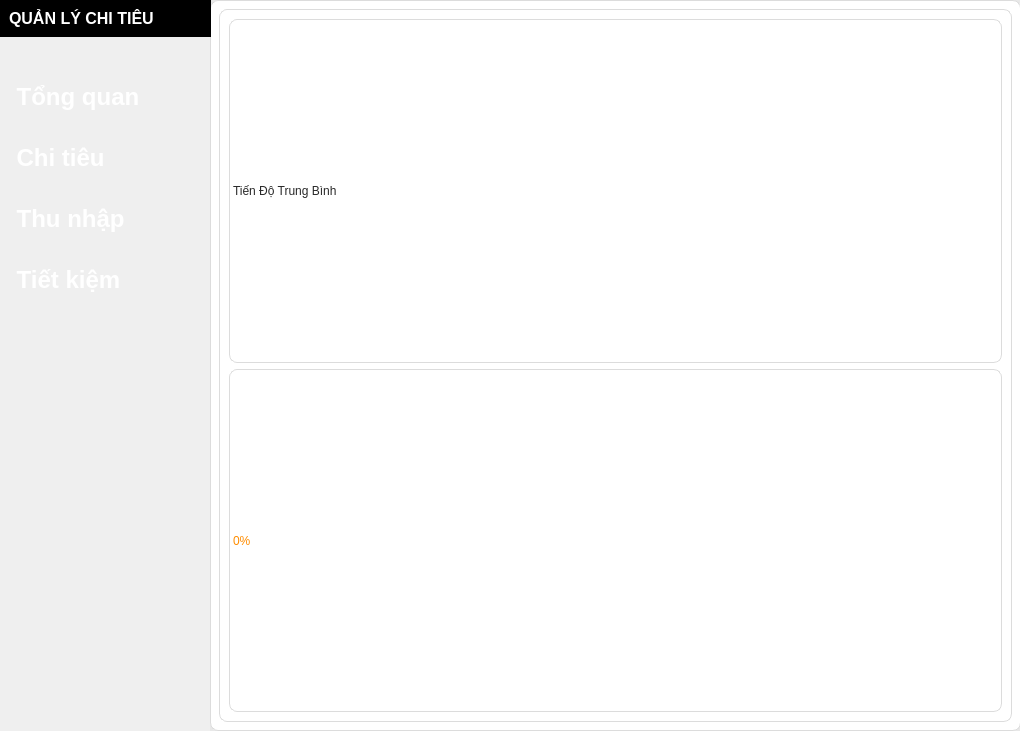
First picture: the form in dashboard.ui, repository nmchien1106/PBL2_MONEYTRACKER, before the edit.
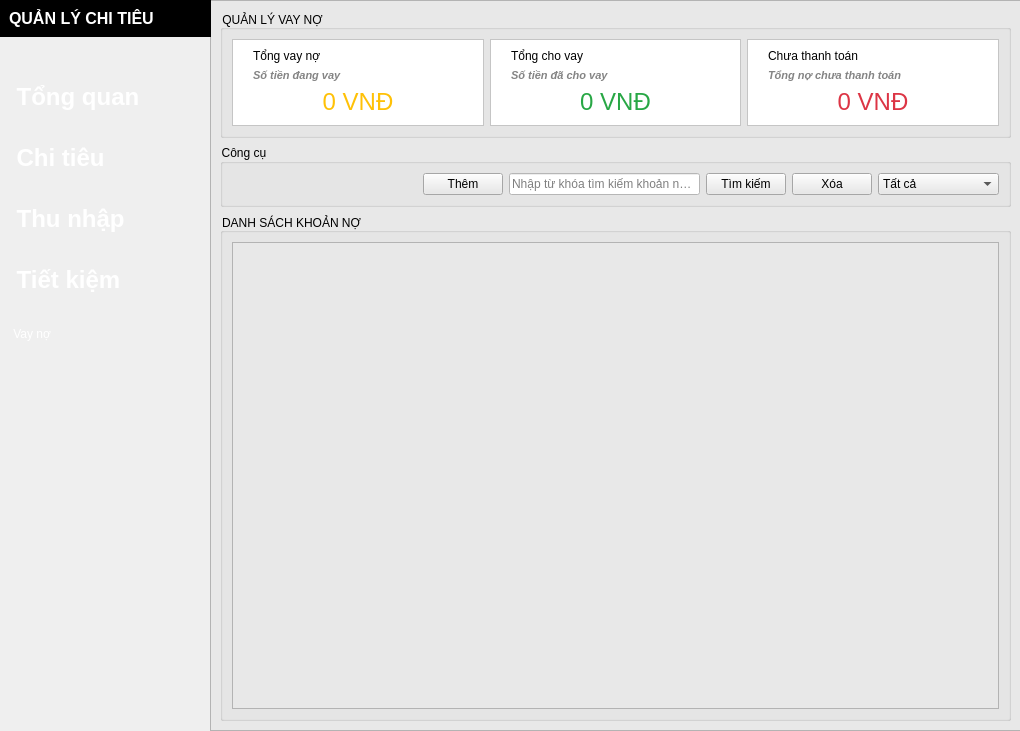
Second picture: the form after the edit. The open tabs and pages were chosen to show the change. Icons and pictures are not drawn.

Patch:
```diff
--- a/dashboard.ui
+++ b/dashboard.ui
@@ -944,46 +944,425 @@
       </item>
      </layout>
     </widget>
-    <widget class="QWidget" name="Dept_2">
-     <property name="styleSheet">
-      <string notr="true">
-	background-color: rgb(255, 255, 255);
-	border-radius: 8px;
-	border: 1px solid rgb(220, 220, 220);
-      </string>
+    <widget class="QWidget" name="Debt_Page">
+     <property name="sizePolicy">
+      <sizepolicy hsizetype="Expanding" vsizetype="Expanding">
+       <horstretch>0</horstretch>
+       <verstretch>0</verstretch>
+      </sizepolicy>
      </property>
-     <layout class="QVBoxLayout" name="deptLayout">
-      <item>
-       <widget class="QFrame" name="progressFrame">
-        <property name="styleSheet">
-         <string notr="true">
-	  background-color: rgb(255, 255, 255);
-	  border-radius: 8px;
-	  border: 1px solid rgb(220, 220, 220);
-         </string>
-        </property>
+     <layout class="QGridLayout" name="gridLayout_debt">
+      <property name="leftMargin">
+       <number>0</number>
+      </property>
+      <property name="topMargin">
+       <number>0</number>
+      </property>
+      <property name="rightMargin">
+       <number>0</number>
+      </property>
+      <property name="bottomMargin">
+       <number>0</number>
+      </property>
+      <item row="0" column="0">
+       <widget class="QFrame" name="debtMainFrame">
         <property name="frameShape">
          <enum>QFrame::Shape::StyledPanel</enum>
         </property>
-        <layout class="QVBoxLayout" name="progressLayout">
+        <property name="frameShadow">
+         <enum>QFrame::Shadow::Raised</enum>
+        </property>
+        <layout class="QVBoxLayout" name="debtVerticalLayout">
          <item>
-          <widget class="QLabel" name="progressTitle">
+          <widget class="QGroupBox" name="debtStatsGroup">
+           <property name="sizePolicy">
+            <sizepolicy hsizetype="Preferred" vsizetype="Preferred">
+             <horstretch>0</horstretch>
+             <verstretch>0</verstretch>
+            </sizepolicy>
+           </property>
+           <property name="minimumSize">
+            <size>
+             <width>0</width>
+             <height>0</height>
+            </size>
+           </property>
+           <property name="maximumSize">
+            <size>
+             <width>16777215</width>
+             <height>200</height>
+            </size>
+           </property>
            <property name="styleSheet">
-            <string notr="true">font: 700 14pt &quot;Segoe UI&quot;; color: rgb(41, 41, 41);</string>
+            <string notr="true">font: 900 12pt &quot;Segoe UI&quot;;</string>
            </property>
-           <property name="text">
-            <string>Tiến Độ Trung Bình</string>
+           <property name="title">
+            <string>QUẢN LÝ VAY NỢ</string>
            </property>
+           <layout class="QHBoxLayout" name="debtStatsLayout">
+            <item>
+             <widget class="QFrame" name="totalBorrowedFrame">
+              <property name="styleSheet">
+               <string notr="true">background-color: rgb(255, 255, 255);</string>
+              </property>
+              <property name="frameShape">
+               <enum>QFrame::Shape::StyledPanel</enum>
+              </property>
+              <property name="frameShadow">
+               <enum>QFrame::Shadow::Raised</enum>
+              </property>
+              <layout class="QVBoxLayout" name="borrowedLayout">
+               <property name="leftMargin">
+                <number>20</number>
+               </property>
+               <property name="rightMargin">
+                <number>20</number>
+               </property>
+               <item>
+                <widget class="QLabel" name="borrowedTitleLabel">
+                 <property name="sizePolicy">
+                  <sizepolicy hsizetype="Preferred" vsizetype="Maximum">
+                   <horstretch>0</horstretch>
+                   <verstretch>0</verstretch>
+                  </sizepolicy>
+                 </property>
+                 <property name="text">
+                  <string>Tổng vay nợ</string>
+                 </property>
+                </widget>
+               </item>
+               <item>
+                <widget class="QLabel" name="borrowedSubtitleLabel">
+                 <property name="sizePolicy">
+                  <sizepolicy hsizetype="Preferred" vsizetype="Maximum">
+                   <horstretch>0</horstretch>
+                   <verstretch>0</verstretch>
+                  </sizepolicy>
+                 </property>
+                 <property name="text">
+                  <string>&lt;html&gt;&lt;head/&gt;&lt;body&gt;&lt;p&gt;&lt;span style=&quot; font-size:8pt; font-weight:700; font-style:italic; color:#848484;&quot;&gt;Số tiền đang vay&lt;/span&gt;&lt;/p&gt;&lt;/body&gt;&lt;/html&gt;</string>
+                 </property>
+                </widget>
+               </item>
+               <item>
+                <widget class="QLabel" name="totalBorrowedLabel">
+                 <property name="text">
+                  <string>&lt;html&gt;&lt;head/&gt;&lt;body&gt;&lt;p&gt;&lt;span style=&quot; font-size:18pt; color:#ffc107;&quot;&gt;0 VNĐ&lt;/span&gt;&lt;/p&gt;&lt;/body&gt;&lt;/html&gt;</string>
+                 </property>
+                 <property name="alignment">
+                  <set>Qt::AlignmentFlag::AlignCenter</set>
+                 </property>
+                </widget>
+               </item>
+              </layout>
+             </widget>
+            </item>
+            <item>
+             <widget class="QFrame" name="totalLentFrame">
+              <property name="styleSheet">
+               <string notr="true">background-color: rgb(255, 255, 255);</string>
+              </property>
+              <property name="frameShape">
+               <enum>QFrame::Shape::StyledPanel</enum>
+              </property>
+              <property name="frameShadow">
+               <enum>QFrame::Shadow::Raised</enum>
+              </property>
+              <layout class="QVBoxLayout" name="lentLayout">
+               <property name="leftMargin">
+                <number>20</number>
+               </property>
+               <property name="rightMargin">
+                <number>20</number>
+               </property>
+               <item>
+                <widget class="QLabel" name="lentTitleLabel">
+                 <property name="sizePolicy">
+                  <sizepolicy hsizetype="Preferred" vsizetype="Maximum">
+                   <horstretch>0</horstretch>
+                   <verstretch>0</verstretch>
+                  </sizepolicy>
+                 </property>
+                 <property name="text">
+                  <string>Tổng cho vay</string>
+                 </property>
+                </widget>
+               </item>
+               <item>
+                <widget class="QLabel" name="lentSubtitleLabel">
+                 <property name="sizePolicy">
+                  <sizepolicy hsizetype="Preferred" vsizetype="Maximum">
+                   <horstretch>0</horstretch>
+                   <verstretch>0</verstretch>
+                  </sizepolicy>
+                 </property>
+                 <property name="text">
+                  <string>&lt;html&gt;&lt;head/&gt;&lt;body&gt;&lt;p&gt;&lt;span style=&quot; font-size:8pt; font-weight:700; font-style:italic; color:#848484;&quot;&gt;Số tiền đã cho vay&lt;/span&gt;&lt;/p&gt;&lt;/body&gt;&lt;/html&gt;</string>
+                 </property>
+                </widget>
+               </item>
+               <item>
+                <widget class="QLabel" name="totalLentLabel">
+                 <property name="text">
+                  <string>&lt;html&gt;&lt;head/&gt;&lt;body&gt;&lt;p&gt;&lt;span style=&quot; font-size:18pt; color:#28a745;&quot;&gt;0 VNĐ&lt;/span&gt;&lt;/p&gt;&lt;/body&gt;&lt;/html&gt;</string>
+                 </property>
+                 <property name="alignment">
+                  <set>Qt::AlignmentFlag::AlignCenter</set>
+                 </property>
+                </widget>
+               </item>
+              </layout>
+             </widget>
+            </item>
+            <item>
+             <widget class="QFrame" name="unpaidDebtFrame">
+              <property name="styleSheet">
+               <string notr="true">background-color: rgb(255, 255, 255);</string>
+              </property>
+              <property name="frameShape">
+               <enum>QFrame::Shape::StyledPanel</enum>
+              </property>
+              <property name="frameShadow">
+               <enum>QFrame::Shadow::Raised</enum>
+              </property>
+              <layout class="QVBoxLayout" name="unpaidLayout">
+               <property name="leftMargin">
+                <number>20</number>
+               </property>
+               <property name="rightMargin">
+                <number>20</number>
+               </property>
+               <item>
+                <widget class="QLabel" name="unpaidTitleLabel">
+                 <property name="sizePolicy">
+                  <sizepolicy hsizetype="Preferred" vsizetype="Maximum">
+                   <horstretch>0</horstretch>
+                   <verstretch>0</verstretch>
+                  </sizepolicy>
+                 </property>
+                 <property name="text">
+                  <string>Chưa thanh toán</string>
+                 </property>
+                </widget>
+               </item>
+               <item>
+                <widget class="QLabel" name="unpaidSubtitleLabel">
+                 <property name="sizePolicy">
+                  <sizepolicy hsizetype="Preferred" vsizetype="Maximum">
+                   <horstretch>0</horstretch>
+                   <verstretch>0</verstretch>
+                  </sizepolicy>
+                 </property>
+                 <property name="text">
+                  <string>&lt;html&gt;&lt;head/&gt;&lt;body&gt;&lt;p&gt;&lt;span style=&quot; font-size:8pt; font-weight:700; font-style:italic; color:#848484;&quot;&gt;Tổng nợ chưa thanh toán&lt;/span&gt;&lt;/p&gt;&lt;/body&gt;&lt;/html&gt;</string>
+                 </property>
+                </widget>
+               </item>
+               <item>
+                <widget class="QLabel" name="totalUnpaidLabel">
+                 <property name="text">
+                  <string>&lt;html&gt;&lt;head/&gt;&lt;body&gt;&lt;p&gt;&lt;span style=&quot; font-size:18pt; color:#dc3545;&quot;&gt;0 VNĐ&lt;/span&gt;&lt;/p&gt;&lt;/body&gt;&lt;/html&gt;</string>
+                 </property>
+                 <property name="alignment">
+                  <set>Qt::AlignmentFlag::AlignCenter</set>
+                 </property>
+                </widget>
+               </item>
+              </layout>
+             </widget>
+            </item>
+           </layout>
           </widget>
          </item>
          <item>
-          <widget class="QLabel" name="progressPercent">
+          <widget class="QGroupBox" name="debtToolsGroup">
            <property name="styleSheet">
-            <string notr="true">font: 700 24pt &quot;Segoe UI&quot;; color: rgb(255, 140, 0);</string>
+            <string notr="true">font: 900 12pt &quot;Segoe UI&quot;;</string>
            </property>
-           <property name="text">
-            <string>0%</string>
+           <property name="title">
+            <string>Công cụ</string>
            </property>
+           <layout class="QHBoxLayout" name="debtToolsLayout">
+            <item>
+             <spacer name="debtToolsSpacer">
+              <property name="orientation">
+               <enum>Qt::Orientation::Horizontal</enum>
+              </property>
+              <property name="sizeHint" stdset="0">
+               <size>
+                <width>40</width>
+                <height>20</height>
+               </size>
+              </property>
+             </spacer>
+            </item>
+            <item>
+             <widget class="QPushButton" name="addDebtButton">
+              <property name="sizePolicy">
+               <sizepolicy hsizetype="Fixed" vsizetype="Fixed">
+                <horstretch>0</horstretch>
+                <verstretch>0</verstretch>
+               </sizepolicy>
+              </property>
+              <property name="styleSheet">
+               <string notr="true">font: 12pt &quot;Segoe UI&quot;;</string>
+              </property>
+              <property name="text">
+               <string>Thêm</string>
+              </property>
+              <property name="icon">
+               <iconset resource="src.qrc">
+                <normaloff>:/img/src/add.png</normaloff>:/img/src/add.png</iconset>
+              </property>
+              <property name="iconSize">
+               <size>
+                <width>16</width>
+                <height>16</height>
+               </size>
+              </property>
+             </widget>
+            </item>
+            <item>
+             <widget class="QLineEdit" name="debtSearchInput">
+              <property name="styleSheet">
+               <string notr="true">background-color: rgb(255, 255, 255);</string>
+              </property>
+              <property name="placeholderText">
+               <string>Nhập từ khóa tìm kiếm khoản nợ...</string>
+              </property>
+             </widget>
+            </item>
+            <item>
+             <widget class="QPushButton" name="debtSearchButton">
+              <property name="sizePolicy">
+               <sizepolicy hsizetype="Fixed" vsizetype="Fixed">
+                <horstretch>0</horstretch>
+                <verstretch>0</verstretch>
+               </sizepolicy>
+              </property>
+              <property name="styleSheet">
+               <string notr="true">font: 12pt &quot;Segoe UI&quot;;</string>
+              </property>
+              <property name="text">
+               <string>Tìm kiếm</string>
+              </property>
+              <property name="icon">
+               <iconset>
+                <normaloff>:/img/src/search.png</normaloff>:/img/src/search.png</iconset>
+              </property>
+             </widget>
+            </item>
+            <item>
+             <widget class="QPushButton" name="debtClearButton">
+              <property name="sizePolicy">
+               <sizepolicy hsizetype="Fixed" vsizetype="Fixed">
+                <horstretch>0</horstretch>
+                <verstretch>0</verstretch>
+               </sizepolicy>
+              </property>
+              <property name="styleSheet">
+               <string notr="true">font: 12pt &quot;Segoe UI&quot;;</string>
+              </property>
+              <property name="text">
+               <string>Xóa</string>
+              </property>
+             </widget>
+            </item>
+            <item>
+             <widget class="QComboBox" name="debtFilterCombo">
+              <property name="sizePolicy">
+               <sizepolicy hsizetype="Fixed" vsizetype="Fixed">
+                <horstretch>0</horstretch>
+                <verstretch>0</verstretch>
+               </sizepolicy>
+              </property>
+              <property name="styleSheet">
+               <string notr="true">font: 12pt &quot;Segoe UI&quot;;</string>
+              </property>
+              <item>
+               <property name="text">
+                <string>Tất cả</string>
+               </property>
+              </item>
+              <item>
+               <property name="text">
+                <string>Vay nợ</string>
+               </property>
+              </item>
+              <item>
+               <property name="text">
+                <string>Cho vay</string>
+               </property>
+              </item>
+              <item>
+               <property name="text">
+                <string>Chưa thanh toán</string>
+               </property>
+              </item>
+              <item>
+               <property name="text">
+                <string>Đã thanh toán</string>
+               </property>
+              </item>
+             </widget>
+            </item>
+           </layout>
+          </widget>
+         </item>
+         <item>
+          <widget class="QGroupBox" name="debtListGroup">
+           <property name="styleSheet">
+            <string notr="true">font: 900 12pt &quot;Segoe UI&quot;;</string>
+           </property>
+           <property name="title">
+            <string>DANH SÁCH KHOẢN NỢ</string>
+           </property>
+           <layout class="QGridLayout" name="debtListGridLayout">
+            <item row="0" column="0">
+             <widget class="QScrollArea" name="debtList">
+              <property name="widgetResizable">
+               <bool>true</bool>
+              </property>
+              <widget class="QWidget" name="debtListContent">
+               <property name="geometry">
+                <rect>
+                 <x>0</x>
+                 <y>0</y>
+                 <width>769</width>
+                 <height>445</height>
+                </rect>
+               </property>
+               <property name="sizePolicy">
+                <sizepolicy hsizetype="Preferred" vsizetype="Expanding">
+                 <horstretch>0</horstretch>
+                 <verstretch>0</verstretch>
+                </sizepolicy>
+               </property>
+               <layout class="QVBoxLayout" name="debtListContentLayout">
+                <property name="spacing">
+                 <number>5</number>
+                </property>
+                <item>
+                 <spacer name="debtListSpacer">
+                  <property name="orientation">
+                   <enum>Qt::Orientation::Vertical</enum>
+                  </property>
+                  <property name="sizeType">
+                   <enum>QSizePolicy::Policy::Expanding</enum>
+                  </property>
+                  <property name="sizeHint" stdset="0">
+                   <size>
+                    <width>20</width>
+                    <height>0</height>
+                   </size>
+                  </property>
+                 </spacer>
+                </item>
+               </layout>
+              </widget>
+             </widget>
+            </item>
+           </layout>
           </widget>
          </item>
         </layout>
@@ -991,227 +1370,6 @@
       </item>
      </layout>
     </widget>
-    <widget class="QWidget" name="Dept_2">
-     <widget class="QGroupBox" name="groupBox_8">
-      <property name="geometry">
-       <rect>
-        <x>10</x>
-        <y>10</y>
-        <width>951</width>
-        <height>441</height>
-       </rect>
-      </property>
-      <property name="styleSheet">
-       <string notr="true">QGroupBox {
-
-	font: 900 14pt &quot;Segoe UI&quot;;
-}</string>
-      </property>
-      <property name="title">
-       <string>Quản lý vay nợ</string>
-      </property>
-      <widget class="QFrame" name="frame_45">
-       <property name="geometry">
-        <rect>
-         <x>630</x>
-         <y>50</y>
-         <width>271</width>
-         <height>141</height>
-        </rect>
-       </property>
-       <property name="styleSheet">
-        <string notr="true">QFrame {
-
-	background-color: rgb(255, 255, 255);
-	border-radius: 5px
-}</string>
-       </property>
-       <property name="frameShape">
-        <enum>QFrame::Shape::StyledPanel</enum>
-       </property>
-       <property name="frameShadow">
-        <enum>QFrame::Shadow::Raised</enum>
-       </property>
-       <widget class="QLabel" name="label_125">
-        <property name="geometry">
-         <rect>
-          <x>11</x>
-          <y>11</y>
-          <width>145</width>
-          <height>26</height>
-         </rect>
-        </property>
-        <property name="text">
-         <string>&lt;html&gt;&lt;head/&gt;&lt;body&gt;&lt;p&gt;&lt;span style=&quot; font-size:14pt; font-weight:700;&quot;&gt;Thay đổi chi tiêu&lt;/span&gt;&lt;/p&gt;&lt;/body&gt;&lt;/html&gt;</string>
-        </property>
-       </widget>
-       <widget class="QLabel" name="label_126">
-        <property name="geometry">
-         <rect>
-          <x>11</x>
-          <y>43</y>
-          <width>97</width>
-          <height>16</height>
-         </rect>
-        </property>
-        <property name="text">
-         <string>&lt;html&gt;&lt;head/&gt;&lt;body&gt;&lt;p&gt;&lt;span style=&quot; color:#7c7c7c;&quot;&gt;So với tháng trước&lt;/span&gt;&lt;/p&gt;&lt;/body&gt;&lt;/html&gt;</string>
-        </property>
-       </widget>
-       <widget class="QLabel" name="label_127">
-        <property name="geometry">
-         <rect>
-          <x>11</x>
-          <y>71</y>
-          <width>106</width>
-          <height>39</height>
-         </rect>
-        </property>
-        <property name="styleSheet">
-         <string notr="true">background-color: rgb(255, 255, 255);</string>
-        </property>
-        <property name="text">
-         <string>&lt;html&gt;&lt;head/&gt;&lt;body&gt;&lt;p&gt;&lt;span style=&quot; font-size:22pt; font-weight:700; color:#931706;&quot;&gt;↑ 10,3%&lt;/span&gt;&lt;/p&gt;&lt;/body&gt;&lt;/html&gt;</string>
-        </property>
-       </widget>
-      </widget>
-      <widget class="QFrame" name="frame_46">
-       <property name="geometry">
-        <rect>
-         <x>330</x>
-         <y>50</y>
-         <width>271</width>
-         <height>141</height>
-        </rect>
-       </property>
-       <property name="styleSheet">
-        <string notr="true">QFrame {
-
-	background-color: rgb(255, 255, 255);
-	border-radius: 5px
-}</string>
-       </property>
-       <property name="frameShape">
-        <enum>QFrame::Shape::StyledPanel</enum>
-       </property>
-       <property name="frameShadow">
-        <enum>QFrame::Shadow::Raised</enum>
-       </property>
-       <widget class="QLabel" name="label_128">
-        <property name="geometry">
-         <rect>
-          <x>11</x>
-          <y>43</y>
-          <width>123</width>
-          <height>16</height>
-         </rect>
-        </property>
-        <property name="text">
-         <string>&lt;html&gt;&lt;head/&gt;&lt;body&gt;&lt;p&gt;&lt;span style=&quot; color:#7c7c7c;&quot;&gt;Giao dịch từ các nguồn&lt;/span&gt;&lt;/p&gt;&lt;/body&gt;&lt;/html&gt;</string>
-        </property>
-       </widget>
-       <widget class="QLabel" name="label_129">
-        <property name="geometry">
-         <rect>
-          <x>11</x>
-          <y>71</y>
-          <width>167</width>
-          <height>39</height>
-         </rect>
-        </property>
-        <property name="styleSheet">
-         <string notr="true">background-color: rgb(255, 255, 255);</string>
-        </property>
-        <property name="text">
-         <string>&lt;html&gt;&lt;head/&gt;&lt;body&gt;&lt;p&gt;&lt;span style=&quot; font-size:22pt; font-weight:700;&quot;&gt;13 giao dịch&lt;/span&gt;&lt;/p&gt;&lt;/body&gt;&lt;/html&gt;</string>
-        </property>
-       </widget>
-       <widget class="QLabel" name="label_130">
-        <property name="geometry">
-         <rect>
-          <x>11</x>
-          <y>11</y>
-          <width>158</width>
-          <height>26</height>
-         </rect>
-        </property>
-        <property name="text">
-         <string>&lt;html&gt;&lt;head/&gt;&lt;body&gt;&lt;p&gt;&lt;span style=&quot; font-size:14pt; font-weight:700;&quot;&gt;Tổng số giao dịch&lt;/span&gt;&lt;/p&gt;&lt;/body&gt;&lt;/html&gt;</string>
-        </property>
-       </widget>
-      </widget>
-      <widget class="QFrame" name="frame_47">
-       <property name="geometry">
-        <rect>
-         <x>30</x>
-         <y>50</y>
-         <width>271</width>
-         <height>141</height>
-        </rect>
-       </property>
-       <property name="styleSheet">
-        <string notr="true">QFrame {
-
-	background-color: rgb(255, 255, 255);
-	border-radius: 5px
-}</string>
-       </property>
-       <property name="frameShape">
-        <enum>QFrame::Shape::StyledPanel</enum>
-       </property>
-       <property name="frameShadow">
-        <enum>QFrame::Shadow::Raised</enum>
-       </property>
-       <widget class="QLabel" name="label_131">
-        <property name="geometry">
-         <rect>
-          <x>11</x>
-          <y>71</y>
-          <width>161</width>
-          <height>39</height>
-         </rect>
-        </property>
-        <property name="styleSheet">
-         <string notr="true">background-color: rgb(255, 255, 255);</string>
-        </property>
-        <property name="text">
-         <string>&lt;html&gt;&lt;head/&gt;&lt;body&gt;&lt;p&gt;&lt;span style=&quot; font-size:22pt; font-weight:700;&quot;&gt;7.000.000 đ&lt;/span&gt;&lt;/p&gt;&lt;/body&gt;&lt;/html&gt;</string>
-        </property>
-       </widget>
-       <widget class="QLabel" name="label_132">
-        <property name="geometry">
-         <rect>
-          <x>11</x>
-          <y>43</y>
-          <width>143</width>
-          <height>16</height>
-         </rect>
-        </property>
-        <property name="styleSheet">
-         <string notr="true">QVBoxLayout {
-	background-color: rgb(255, 255, 255);
-}</string>
-        </property>
-        <property name="text">
-         <string>&lt;html&gt;&lt;head/&gt;&lt;body&gt;&lt;p&gt;&lt;span style=&quot; color:#7c7c7c;&quot;&gt;Tổng chi tiêu từ các nguồn&lt;/span&gt;&lt;/p&gt;&lt;/body&gt;&lt;/html&gt;</string>
-        </property>
-       </widget>
-       <widget class="QLabel" name="label_133">
-        <property name="geometry">
-         <rect>
-          <x>11</x>
-          <y>11</y>
-          <width>116</width>
-          <height>26</height>
-         </rect>
-        </property>
-        <property name="text">
-         <string>&lt;html&gt;&lt;head/&gt;&lt;body&gt;&lt;p&gt;&lt;span style=&quot; font-size:14pt; font-weight:700;&quot;&gt;Tổng chi tiêu&lt;/span&gt;&lt;/p&gt;&lt;/body&gt;&lt;/html&gt;</string>
-        </property>
-       </widget>
-      </widget>
-     </widget>
-    </widget>
     <widget class="QWidget" name="Expense_2">
      <property name="sizePolicy">
       <sizepolicy hsizetype="Expanding" vsizetype="Expanding">
@@ -2661,8 +2819,42 @@
           <string> Tiết kiệm</string>
          </property>
          <property name="icon">
-          <iconset>
-           <normaloff>:/src/income.png</normaloff>:/src/income.png</iconset>
+          <iconset resource="src.qrc">
+           <normaloff>:/img/src/piggy-bank.png</normaloff>:/img/src/piggy-bank.png</iconset>
+         </property>
+         <property name="iconSize">
+          <size>
+           <width>30</width>
+           <height>30</height>
+          </size>
+         </property>
+        </widget>
+       </item>
+       <item>
+        <widget class="QPushButton" name="dept_btn_2">
+         <property name="styleSheet">
+          <string notr="true">QPushButton {
+
+	font: 700 18pt &quot;Segoe UI&quot;;
+	background-color: rgba(255, 255, 255, 0);
+	color: rgb(255, 255, 255);
+	border: 0px;
+	border-radius: 0px;
+	text-align: left;
+	margin: 0 10px;
+}
+
+QPushButton:Hover {
+
+	background-color: rgb(154, 154, 154);
+}</string>
+         </property>
+         <property name="text">
+          <string> Vay nợ</string>
+         </property>
+         <property name="icon">
+          <iconset resource="src.qrc">
+           <normaloff>:/img/src/spending.png</normaloff>:/img/src/spending.png</iconset>
          </property>
          <property name="iconSize">
           <size>
```
Left out of the diff: 26 changed lines with no effect on the pictures.
